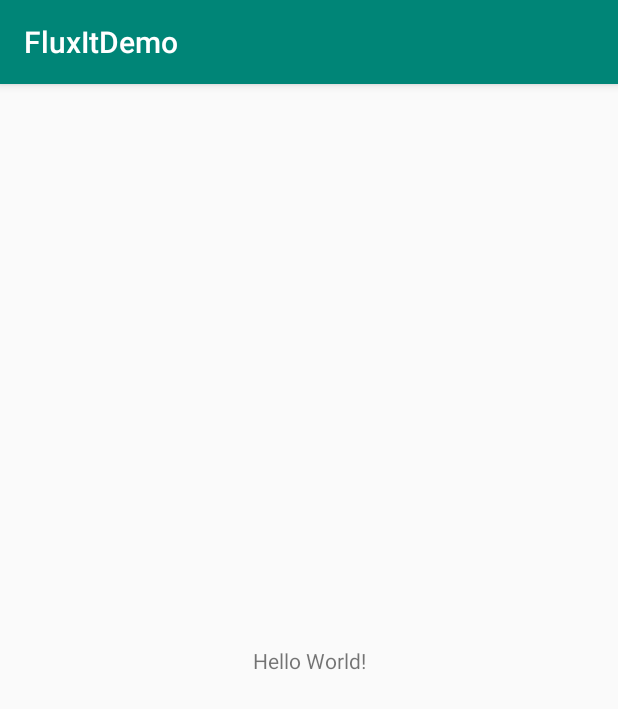
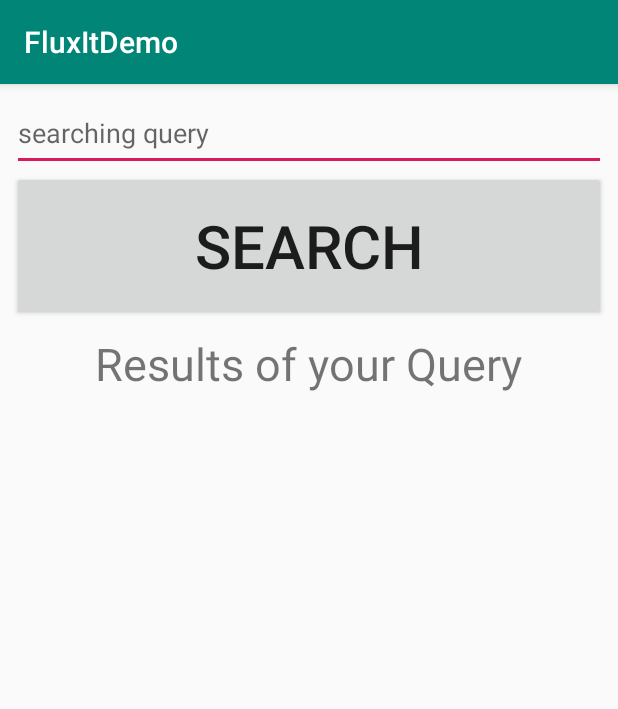
Before and after one commit to TomiCanos/FluxIt, an Android app: the screen it shows after launch (MainActivity), on a phone screen of 412 x 824 dp. Shown: the top 709 px of the screen. Run offline under Robolectric (Android 15) with nearby library versions, the phone set to English and light mode, and no system bars.

Commit message:
internet service connected

```diff
--- a/app/build.gradle
+++ b/app/build.gradle
@@ -25,4 +25,8 @@ dependencies {
     testImplementation 'junit:junit:4.12'
     androidTestImplementation 'androidx.test:runner:1.2.0'
     androidTestImplementation 'androidx.test.espresso:espresso-core:3.2.0'
+    implementation 'com.squareup.retrofit2:retrofit:2.3.0'
+    implementation 'com.squareup.retrofit2:converter-gson:2.3.0'
+    implementation 'com.android.support:design:28.0.1'
+    implementation 'com.google.code.gson:gson:2.8.1'
 }
--- a/app/src/main/AndroidManifest.xml
+++ b/app/src/main/AndroidManifest.xml
@@ -1,6 +1,8 @@
 <?xml version="1.0" encoding="utf-8"?>
 <manifest xmlns:android="http://schemas.android.com/apk/res/android"
     package="com.example.fluxitdemo">
+
+    <uses-permission android:name="android.permission.INTERNET"></uses-permission>
 
     <application
         android:allowBackup="true"
@@ -9,7 +11,7 @@
         android:roundIcon="@mipmap/ic_launcher_round"
         android:supportsRtl="true"
         android:theme="@style/AppTheme">
-        <activity android:name=".MainActivity">
+        <activity android:name=".view.MainActivity">
             <intent-filter>
                 <action android:name="android.intent.action.MAIN" />
 
--- /dev/null
+++ b/app/src/main/java/com/example/fluxitdemo/model/DAOProduct.java
@@ -0,0 +1,50 @@
+package com.example.fluxitdemo.model;
+
+import java.util.ArrayList;
+import java.util.List;
+
+import retrofit2.Call;
+import okhttp3.OkHttpClient;
+import retrofit2.Callback;
+import retrofit2.Response;
+import retrofit2.Retrofit;
+import retrofit2.converter.gson.GsonConverterFactory;
+
+// Data Access Object, pretty much self explainatory
+public class DAOProduct {
+    private Retrofit retrofit;
+    private ProductService productService;
+
+    public DAOProduct() {
+        // looks for http client
+        OkHttpClient.Builder httpClient = new OkHttpClient.Builder();
+
+        // adding the base url from mercadolibre API and setting Gson convertor as Json-Java parser
+        Retrofit.Builder builder = new Retrofit.Builder()
+                .baseUrl("https://api.mercadolibre.com/")
+                .addConverterFactory(GsonConverterFactory.create());
+
+
+        //building retrofit on top of http
+        retrofit = builder.client(httpClient.build()).build();
+
+        //instanciating the service to get the products from internet
+        productService = retrofit.create(ProductService.class);
+    }
+
+    public void searchProducts(String searchQuery, final ResultListener<List<Product>> resultListener) {
+        Call<ProductsContainer> call = productService.searchProduct(searchQuery);
+        call.enqueue(new Callback<ProductsContainer>() {
+            @Override
+            public void onResponse(Call<ProductsContainer> call, Response<ProductsContainer> response) {
+                List<Product> results = response.body().getResults();
+                resultListener.finish(results);
+            }
+
+            @Override
+            public void onFailure(Call<ProductsContainer> call, Throwable t) {
+                resultListener.finish(new ArrayList<Product>());
+            }
+        });
+    }
+}
--- /dev/null
+++ b/app/src/main/java/com/example/fluxitdemo/model/ProductService.java
@@ -0,0 +1,13 @@
+package com.example.fluxitdemo.model;
+
+import retrofit2.Call;
+import retrofit2.http.GET;
+import retrofit2.http.Query;
+
+// Requests listing
+public interface ProductService {
+
+    @GET("/sites/MLA/search")
+    Call<ProductsContainer> searchProduct(@Query("q") String searchQuery);
+
+}
--- /dev/null
+++ b/app/src/main/java/com/example/fluxitdemo/model/ResultListener.java
@@ -0,0 +1,7 @@
+package com.example.fluxitdemo.model;
+
+
+//async requests
+public interface ResultListener<T> {
+    void finish(T results);
+}
--- /dev/null
+++ b/app/src/main/java/com/example/fluxitdemo/view/MainActivity.java
@@ -0,0 +1,55 @@
+package com.example.fluxitdemo.view;
+
+import androidx.appcompat.app.AppCompatActivity;
+
+import android.os.Bundle;
+import android.view.View;
+import android.widget.Button;
+import android.widget.EditText;
+import android.widget.TextView;
+
+import com.example.fluxitdemo.R;
+import com.example.fluxitdemo.model.DAOProduct;
+import com.example.fluxitdemo.model.Product;
+import com.example.fluxitdemo.model.ResultListener;
+
+import java.util.List;
+import java.util.Timer;
+
+public class MainActivity extends AppCompatActivity {
+    private TextView textView;
+    private Button button;
+    private EditText editText;
+    private DAOProduct daoProduct;
+
+    @Override
+    protected void onCreate(Bundle savedInstanceState) {
+        super.onCreate(savedInstanceState);
+        setContentView(R.layout.activity_main);
+        daoProduct = new DAOProduct();
+
+        setview();
+    }
+
+    private void setview() {
+        textView = findViewById(R.id.textView);
+        button = findViewById(R.id.search_fubol_button);
+        editText = findViewById(R.id.editText);
+
+            button.setOnClickListener(new View.OnClickListener() {
+                @Override
+                public void onClick(View v) {
+                    daoProduct.searchProducts(editText.getText().toString(),
+                            new ResultListener<List<Product>>() {
+                        @Override
+                        public void finish(List<Product> results) {
+                            textView.setText("");
+                            for (Product product : results) {
+                                textView.setText(textView.getText() + product.getTitle());
+                            }
+                        }
+                    });
+                }
+            });
+    }
+}
--- a/app/src/main/res/layout/activity_main.xml
+++ b/app/src/main/res/layout/activity_main.xml
@@ -1,18 +1,54 @@
 <?xml version="1.0" encoding="utf-8"?>
-<androidx.constraintlayout.widget.ConstraintLayout xmlns:android="http://schemas.android.com/apk/res/android"
+<ScrollView xmlns:android="http://schemas.android.com/apk/res/android"
     xmlns:app="http://schemas.android.com/apk/res-auto"
     xmlns:tools="http://schemas.android.com/tools"
     android:layout_width="match_parent"
-    android:layout_height="match_parent"
-    tools:context=".MainActivity">
+    android:layout_height="wrap_content"
+    tools:context=".view.MainActivity">
+
+    <androidx.constraintlayout.widget.ConstraintLayout
+        android:layout_width="match_parent"
+        android:layout_height="match_parent">
+
+        <EditText
+            android:id="@+id/editText"
+            android:hint="searching query"
+            android:layout_width="match_parent"
+            android:layout_height="50dp"
+            android:layout_marginStart="8dp"
+            android:layout_marginTop="8dp"
+            android:layout_marginEnd="8dp"
+            app:layout_constraintEnd_toEndOf="parent"
+            app:layout_constraintStart_toStartOf="parent"
+            app:layout_constraintTop_toTopOf="parent" />
 
         <TextView
+            android:id="@+id/textView"
             android:layout_width="wrap_content"
             android:layout_height="wrap_content"
-        android:text="Hello World!"
+            android:text="Results of your Query"
+            android:textSize="30dp"
+            android:layout_margin="8dp"
             app:layout_constraintBottom_toBottomOf="parent"
             app:layout_constraintLeft_toLeftOf="parent"
             app:layout_constraintRight_toRightOf="parent"
-        app:layout_constraintTop_toTopOf="parent" />
+            app:layout_constraintTop_toBottomOf="@id/search_fubol_button" />
+
+
+        <Button
+            android:id="@+id/search_fubol_button"
+            android:layout_width="match_parent"
+            android:layout_height="100dp"
+            android:layout_marginStart="8dp"
+            android:layout_marginEnd="8dp"
+            android:layout_marginBottom="8dp"
+            android:text="SEARCH"
+            android:textSize="40dp"
+            app:layout_constraintTop_toBottomOf="@id/editText"
+            app:layout_constraintEnd_toEndOf="parent"
+            app:layout_constraintStart_toStartOf="parent" />
 
     </androidx.constraintlayout.widget.ConstraintLayout>
+
+
+</ScrollView>
```
Also changed, not shown: app/src/main/java/com/example/fluxitdemo/MainActivity.java (deleted, +0 -14 lines), app/src/main/java/com/example/fluxitdemo/model/Product.java (added, +27 -0 lines), app/src/main/java/com/example/fluxitdemo/model/ProductsContainer.java (added, +12 -0 lines), 2 other files. Lines whose indentation alone changed are shown as unchanged.
